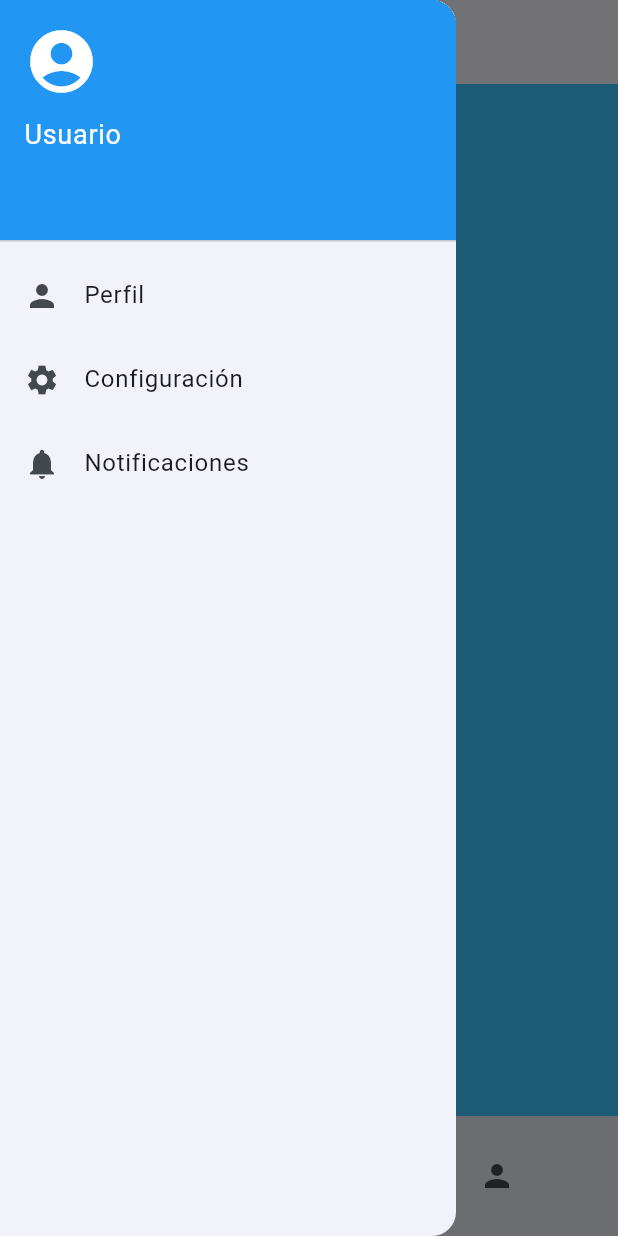
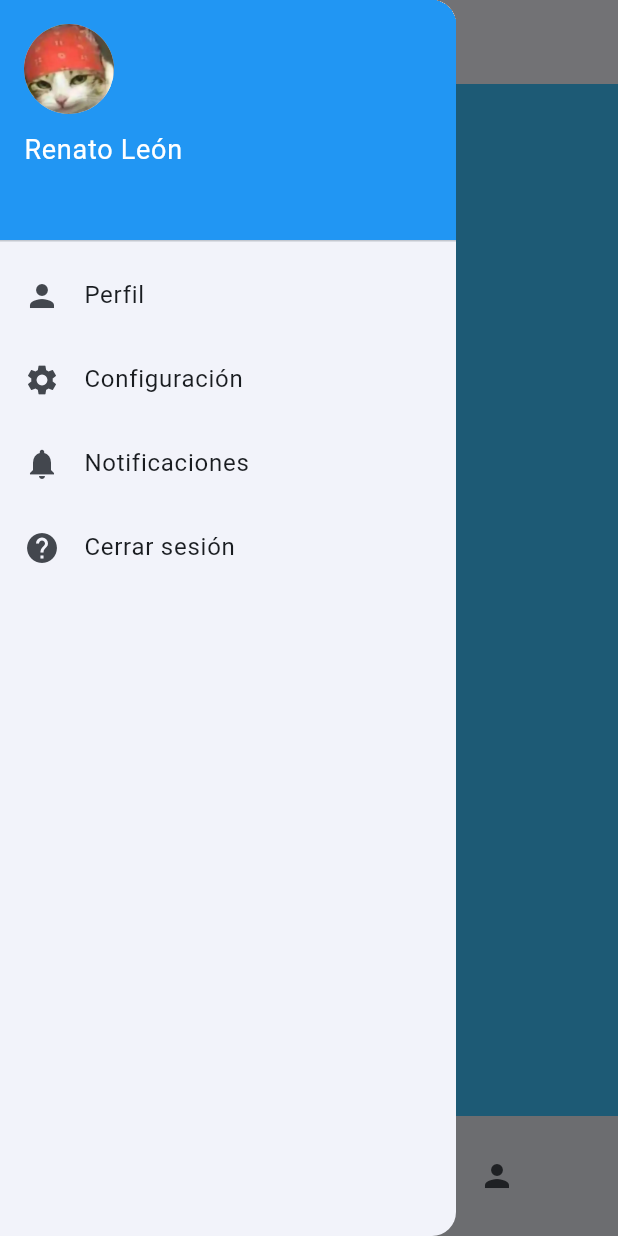
Before and after one commit to RenaLG5/StudyPlay, a Flutter app: the screen it shows after launch, in the side drawer, after a tap on "Notificaciones", on a phone screen of 412 x 824 dp. Run offline on Flutter 3.47's test engine with Material 3 defaults, Android fonts, the phone set to English and light mode, and no system bars.

Commit message:
Splash screen y cambio en el usuario
implementación de splalsh screen de 5 segundos y pequeño cambio en el menu lateral, ahora muestra nombre e imagen

```diff
--- a/lib/main.dart
+++ b/lib/main.dart
@@ -7,6 +7,7 @@ import 'ui/screens/history_screen.dart';
 import 'ui/screens/profile_screen.dart';
 import 'ui/screens/rewards_screen.dart';
 import 'ui/screens/setting_screen.dart';
+import 'ui/screens/splash_screen.dart';
 import 'ui/screens/about.dart';
 
 void main() {
@@ -37,7 +38,8 @@ class MyApp extends StatelessWidget {
       initialRoute: '/',
 
       routes: {
-        '/': (context) => const MenuScreen(),
+        '/': (context) => const SplashScreen(),
+        '/menu': (context) => const MenuScreen(),
         '/subjects': (context) => const SubjectScreen(),
         '/quiz': (context) => const QuizScreen(),
         '/history': (context) => HistoryScreen(),
--- a/lib/ui/screens/menu_screen.dart
+++ b/lib/ui/screens/menu_screen.dart
@@ -26,10 +26,13 @@ class _MenuScreenState extends State<MenuScreen> {
               child: const Column(
                 crossAxisAlignment: CrossAxisAlignment.start,
                 children: [
-                  Icon(Icons.account_circle, size: 50, color: Colors.white),
+                  CircleAvatar(
+                    radius: 30,
+                    backgroundImage: AssetImage('assets/images/perfil.png'),
+                  ),
                   SizedBox(height: 10),
                   Text(
-                    'Usuario',
+                    'Renato León',
                     style: TextStyle(color: Colors.white, fontSize: 18),
                   ),
                 ],
@@ -57,6 +60,14 @@ class _MenuScreenState extends State<MenuScreen> {
               title: const Text('Notificaciones'),
               onTap: () {
                 // Acción para notificaciones (puede ser una nueva pantalla o un diálogo)
+              },
+            ),
+
+            ListTile(
+              leading: const Icon(Icons.help),
+              title: const Text('Cerrar sesión'),
+              onTap: () {
+                Navigator.pushNamed(context, '/profile');
               },
             ),
           ],
--- /dev/null
+++ b/lib/ui/screens/splash_screen.dart
@@ -0,0 +1,55 @@
+import 'dart:async';
+import 'package:flutter/material.dart';
+
+class SplashScreen extends StatefulWidget {
+  const SplashScreen({Key? key}) : super(key: key);
+
+  @override
+  State<SplashScreen> createState() => _SplashScreenState();
+}
+
+class _SplashScreenState extends State<SplashScreen> {
+  @override
+  void initState() {
+    super.initState();
+
+    Timer(const Duration(seconds: 5), () {
+      Navigator.pushReplacementNamed(context, '/menu');
+    });
+  }
+
+  @override
+  Widget build(BuildContext context) {
+    final theme = Theme.of(context);
+
+    return Scaffold(
+      backgroundColor: theme.colorScheme.primary,
+      body: Center(
+        child: Column(
+          mainAxisAlignment: MainAxisAlignment.center,
+          children: [
+            Image.asset('assets/images/perrito1.png', width: 120, height: 120),
+
+            const SizedBox(height: 20),
+
+            const Text(
+              'StudyPlay',
+              style: TextStyle(
+                fontSize: 28,
+                fontWeight: FontWeight.bold,
+                color: Colors.white,
+              ),
+            ),
+
+            const SizedBox(height: 10),
+
+            const Text(
+              '100% Gratis - Sin Publicidad',
+              style: TextStyle(color: Colors.white70),
+            ),
+          ],
+        ),
+      ),
+    );
+  }
+}
--- a/pubspec.yaml
+++ b/pubspec.yaml
@@ -60,6 +60,7 @@ flutter:
   assets:
     - assets/images/
     - assets/images/perrito1.png
+    - assets/images/perfil.png
     - assets/icons/
     - assets/icons/Perrito.ico
 
```
Also changed, not shown: assets/images/perfil.png (added).
